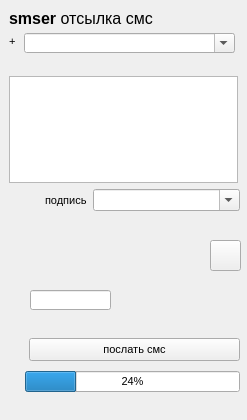
Before: the Qt Designer form src/mainwidget.ui in sluge/smser, drawn with Qt 5.
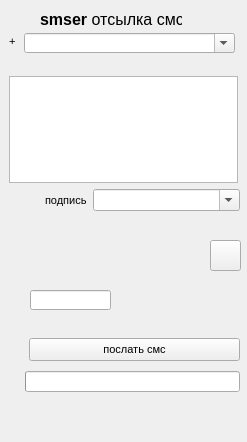
After: the same form once the commit is applied. Icons and pictures are not drawn.

The edit to the form file:
```diff
--- a/src/mainwidget.ui
+++ b/src/mainwidget.ui
@@ -8,7 +8,7 @@
     <x>0</x>
     <y>0</y>
     <width>247</width>
-    <height>420</height>
+    <height>442</height>
    </rect>
   </property>
   <property name="font">
@@ -22,10 +22,10 @@
   <widget class="QLabel" name="headTL">
    <property name="geometry">
     <rect>
-     <x>9</x>
-     <y>9</y>
-     <width>221</width>
-     <height>19</height>
+     <x>40</x>
+     <y>10</y>
+     <width>142</width>
+     <height>20</height>
     </rect>
    </property>
    <property name="text">
@@ -110,9 +110,9 @@
    <property name="geometry">
     <rect>
      <x>30</x>
-     <y>220</y>
-     <width>171</width>
-     <height>66</height>
+     <y>230</y>
+     <width>111</width>
+     <height>21</height>
     </rect>
    </property>
    <property name="sizePolicy">
@@ -121,12 +121,6 @@
      <verstretch>0</verstretch>
     </sizepolicy>
    </property>
-   <property name="minimumSize">
-    <size>
-     <width>0</width>
-     <height>66</height>
-    </size>
-   </property>
    <property name="text">
     <string/>
    </property>
@@ -205,14 +199,14 @@
   <widget class="QLabel" name="authorTL">
    <property name="geometry">
     <rect>
-     <x>29</x>
-     <y>399</y>
+     <x>30</x>
+     <y>400</y>
      <width>211</width>
      <height>20</height>
     </rect>
    </property>
-   <property name="text">
-    <string/>
+   <property name="textInteractionFlags">
+    <set>Qt::LinksAccessibleByKeyboard|Qt::LinksAccessibleByMouse</set>
    </property>
   </widget>
   <widget class="QWidget" name="layoutWidget">
@@ -281,7 +275,7 @@
     </item>
    </layout>
   </widget>
-  <widget class="QWidget" name="layoutWidget">
+  <widget class="QWidget" name="layoutWidget1">
    <property name="geometry">
     <rect>
      <x>120</x>
@@ -363,7 +357,7 @@
     </item>
    </layout>
   </widget>
-  <widget class="QWidget" name="layoutWidget">
+  <widget class="QWidget" name="layoutWidget2">
    <property name="geometry">
     <rect>
      <x>9</x>
@@ -394,13 +388,26 @@
     </item>
     <item>
      <widget class="QProgressBar" name="progressBar">
-      <property name="value">
-       <number>24</number>
-      </property>
      </widget>
     </item>
    </layout>
   </widget>
+  <widget class="QLabel" name="webSiteTL">
+   <property name="geometry">
+    <rect>
+     <x>70</x>
+     <y>420</y>
+     <width>91</width>
+     <height>20</height>
+    </rect>
+   </property>
+   <property name="text">
+    <string/>
+   </property>
+   <property name="openExternalLinks">
+    <bool>true</bool>
+   </property>
+  </widget>
  </widget>
  <resources>
   <include location="icons.qrc"/>
```
Left out of the diff: 9 changed lines with no effect on the pictures.
